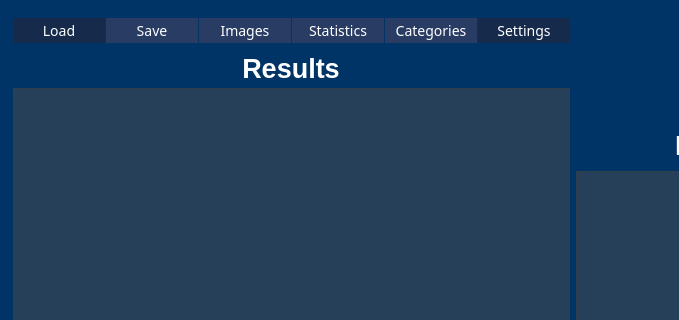
Qt form Nucleus/gui/nucdetect.ui (SilMon/NucDetect) before a commit; both pictures show x 0 to 679 and y 0 to 320 of the 849 by 685 pixel window.
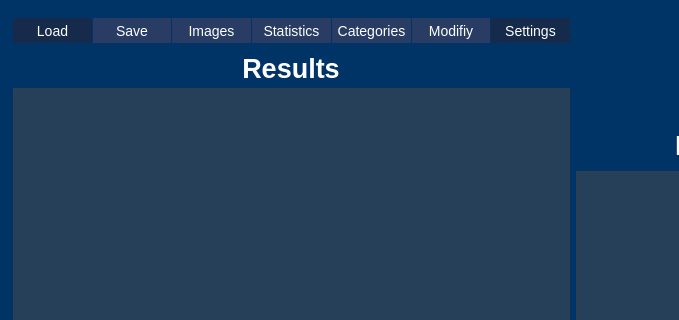
The same form after that commit. Icons and pictures are not drawn.

The edit to the form file:
```diff
--- a/Nucleus/gui/nucdetect.ui
+++ b/Nucleus/gui/nucdetect.ui
@@ -15,13 +15,12 @@
   </property>
   <property name="styleSheet">
    <string notr="true">QPushButton{
-	font-family: Font Awesome;
 	color: White;
 	background-color: rgba(22, 42, 75 , 255);
 	border: none;
 	font-size: 14px;
  	text-align: center;
-    display: inline-block;
+     display: inline-block;
 	min-height: 25;
 	min-width: 40;
 }
@@ -198,6 +197,16 @@
             </property>
            </widget>
           </item>
+          <item>
+           <widget class="QPushButton" name="btn_modify">
+            <property name="enabled">
+             <bool>false</bool>
+            </property>
+            <property name="text">
+             <string>Modifiy</string>
+            </property>
+           </widget>
+          </item>
           <item>
            <widget class="QPushButton" name="btn_settings">
             <property name="maximumSize">
```
Left out of the diff: 20 changed lines with no effect on the pictures.
